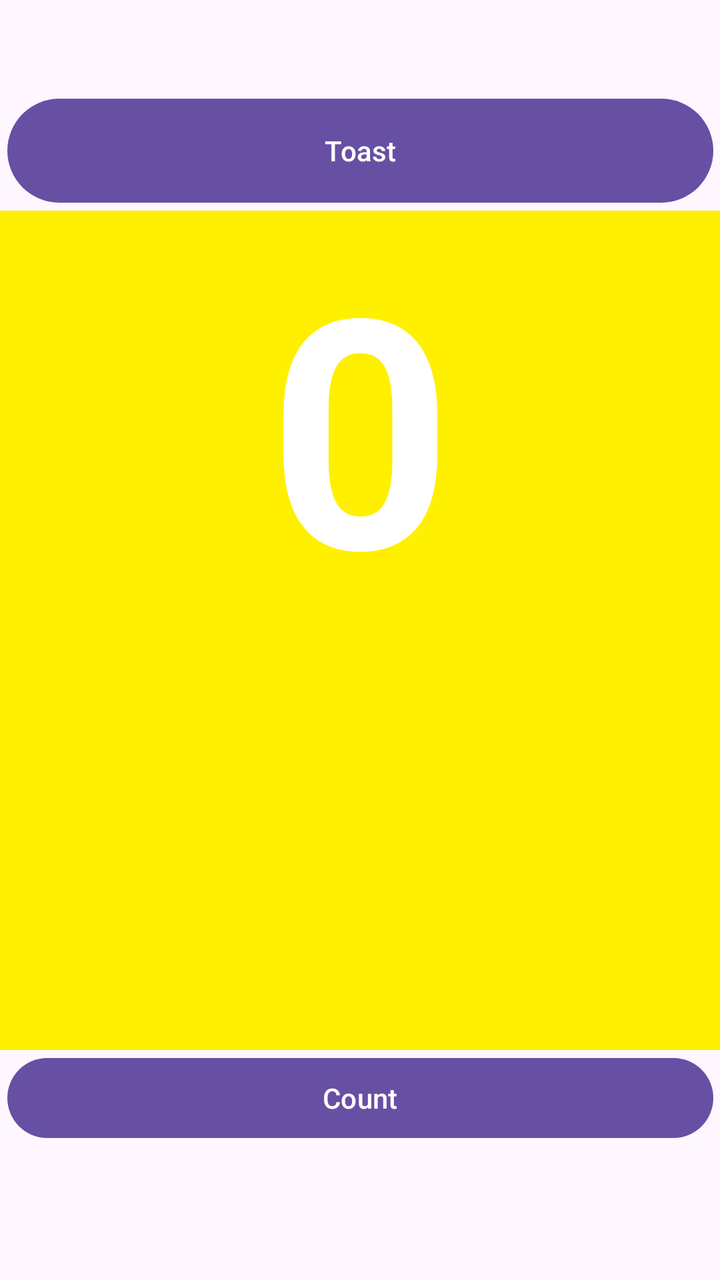
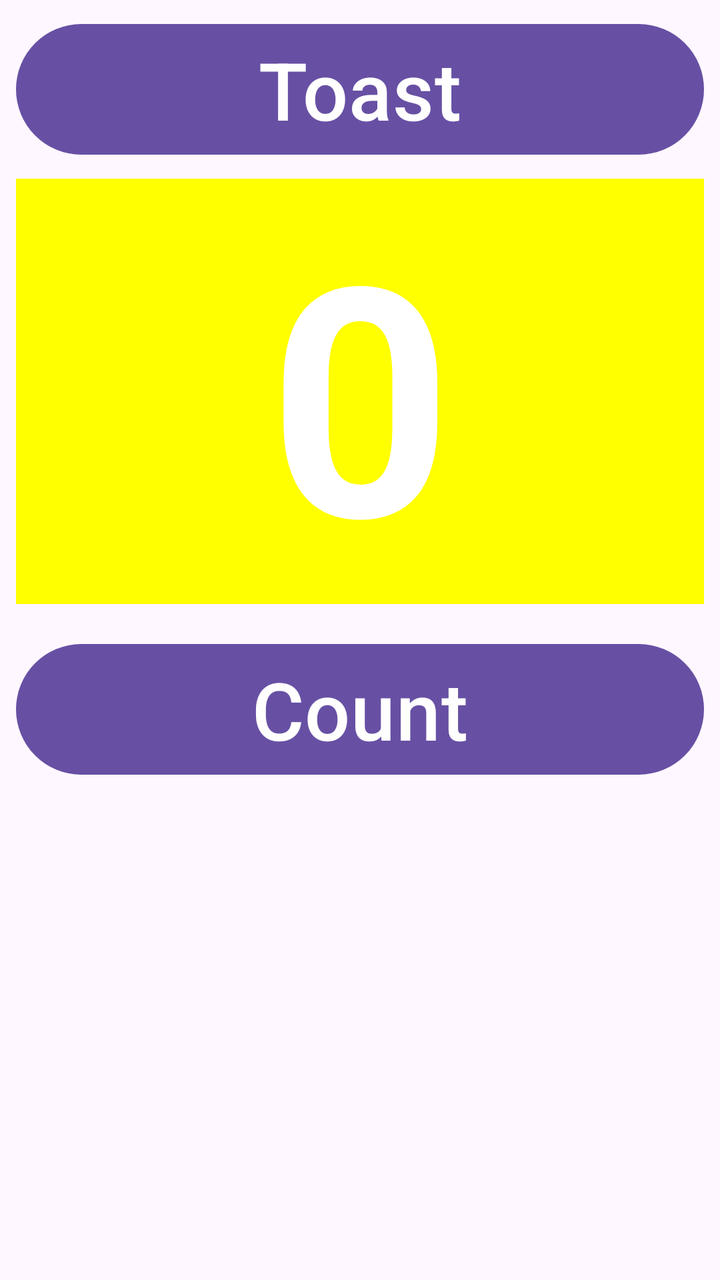

Screens rendered from an Android XML layout before and after an edit, with the pre-edit source and the edit as a unified diff.
<!-- AndroidManifest.xml: application theme Theme.HelloToast -->
<!-- res/layout/activity_main.xml -->
<?xml version="1.0" encoding="utf-8"?>
<androidx.constraintlayout.widget.ConstraintLayout xmlns:android="http://schemas.android.com/apk/res/android"
    xmlns:app="http://schemas.android.com/apk/res-auto"
    xmlns:tools="http://schemas.android.com/tools"
    android:id="@+id/main"
    android:layout_width="match_parent"
    android:layout_height="match_parent"
    tools:context=".MainActivity">

    <Button
        android:id="@+id/btn_count"
        android:layout_width="353dp"
        android:layout_height="48dp"
        android:text="@string/button_label_count"
        app:layout_constraintBottom_toBottomOf="parent"
        app:layout_constraintEnd_toEndOf="parent"
        app:layout_constraintStart_toStartOf="parent"
        app:layout_constraintTop_toTopOf="parent"
        app:layout_constraintVertical_bias="0.887"
        android:onClick="countUp"/>

    <Button
        android:id="@+id/btn_toast"
        android:layout_width="353dp"
        android:layout_height="60dp"

        android:text="@string/btn_label_toast"
        app:layout_constraintBottom_toBottomOf="parent"
        app:layout_constraintEnd_toEndOf="parent"
        app:layout_constraintStart_toStartOf="parent"
        app:layout_constraintTop_toTopOf="parent"
        app:layout_constraintVertical_bias="0.078"
        android:onClick="showToast"/>

    <TextView
        android:id="@+id/show_count"
        android:layout_width="0dp"
        android:layout_height="0dp"
        android:background="#FFF000"
        android:gravity="clip_vertical"
        android:text="@string/count_initial_value"
        android:textAlignment="center"
        android:textColor="@color/design_default_color_on_primary"
        android:textSize="160sp"
        android:textStyle="bold"
        app:layout_constraintBottom_toTopOf="@+id/btn_count"
        app:layout_constraintEnd_toEndOf="parent"
        app:layout_constraintStart_toStartOf="parent"
        app:layout_constraintTop_toBottomOf="@+id/btn_toast"
        tools:ignore="RtlCompat" />
</androidx.constraintlayout.widget.ConstraintLayout>
<!-- resources referenced by this layout -->
<resources>
  <string name="btn_label_toast">Toast</string>
  <string name="button_label_count">Count</string>
  <string name="count_initial_value">0</string>
  <style name="Theme.HelloToast" parent="Base.Theme.HelloToast" />
  <style name="Base.Theme.HelloToast" parent="Theme.Material3.DayNight.NoActionBar">
          
          
      </style>
</resources>

<!-- the commit's change to res/layout/activity_main.xml (unified diff, before → after) -->
@@ -1,51 +1,56 @@
 <?xml version="1.0" encoding="utf-8"?>
-<androidx.constraintlayout.widget.ConstraintLayout xmlns:android="http://schemas.android.com/apk/res/android"
+<RelativeLayout xmlns:android="http://schemas.android.com/apk/res/android"
     xmlns:app="http://schemas.android.com/apk/res-auto"
     xmlns:tools="http://schemas.android.com/tools"
     android:id="@+id/main"
     android:layout_width="match_parent"
     android:layout_height="match_parent"
+    android:orientation="vertical"
     tools:context=".MainActivity">
 
     <Button
-        android:id="@+id/btn_count"
-        android:layout_width="353dp"
-        android:layout_height="48dp"
-        android:text="@string/button_label_count"
-        app:layout_constraintBottom_toBottomOf="parent"
-        app:layout_constraintEnd_toEndOf="parent"
-        app:layout_constraintStart_toStartOf="parent"
-        app:layout_constraintTop_toTopOf="parent"
-        app:layout_constraintVertical_bias="0.887"
-        android:onClick="countUp"/>
-
-    <Button
         android:id="@+id/btn_toast"
-        android:layout_width="353dp"
-        android:layout_height="60dp"
-
+        android:layout_width="match_parent"
+        android:layout_height="wrap_content"
+        android:layout_marginStart="8dp"
+        android:layout_marginTop="8dp"
+        android:layout_marginEnd="8dp"
+        android:onClick="showToast"
         android:text="@string/btn_label_toast"
-        app:layout_constraintBottom_toBottomOf="parent"
-        app:layout_constraintEnd_toEndOf="parent"
-        app:layout_constraintStart_toStartOf="parent"
-        app:layout_constraintTop_toTopOf="parent"
-        app:layout_constraintVertical_bias="0.078"
-        android:onClick="showToast"/>
+        android:textColor="@android:color/white"
+        android:textSize="40dp" />
 
     <TextView
         android:id="@+id/show_count"
-        android:layout_width="0dp"
-        android:layout_height="0dp"
-        android:background="#FFF000"
-        android:gravity="clip_vertical"
+        android:layout_width="match_parent"
+        android:layout_height="wrap_content"
+        android:layout_marginStart="8dp"
+        android:layout_marginTop="8dp"
+        android:layout_marginEnd="8dp"
+        android:layout_marginBottom="8dp"
+        android:background="#FFFF00"
+        android:gravity="center_vertical"
         android:text="@string/count_initial_value"
         android:textAlignment="center"
         android:textColor="@color/design_default_color_on_primary"
         android:textSize="160sp"
         android:textStyle="bold"
-        app:layout_constraintBottom_toTopOf="@+id/btn_count"
-        app:layout_constraintEnd_toEndOf="parent"
-        app:layout_constraintStart_toStartOf="parent"
-        app:layout_constraintTop_toBottomOf="@+id/btn_toast"
-        tools:ignore="RtlCompat" />
-</androidx.constraintlayout.widget.ConstraintLayout>
+        tools:ignore="RtlCompat"
+        android:layout_below="@id/btn_toast"
+        android:layout_alignParentLeft="true"
+        android:layout_alignParentStart="true"/>
+
+    <Button
+        android:id="@+id/btn_count"
+        android:layout_width="match_parent"
+        android:layout_height="wrap_content"
+        android:layout_marginStart="8dp"
+        android:layout_marginTop="8dp"
+        android:layout_marginEnd="8dp"
+        android:onClick="countUp"
+        android:text="@string/button_label_count"
+        android:textColor="@android:color/white"
+        android:textSize="40dp"
+        android:layout_below="@id/show_count"
+        android:layout_centerHorizontal="true"/>
+</RelativeLayout>
